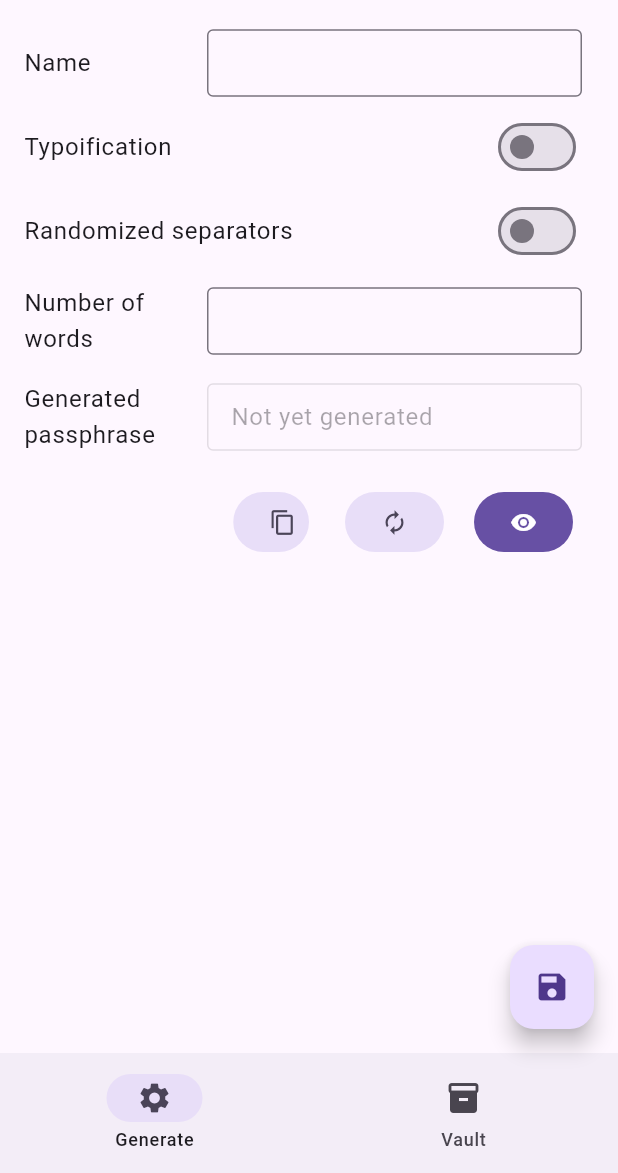
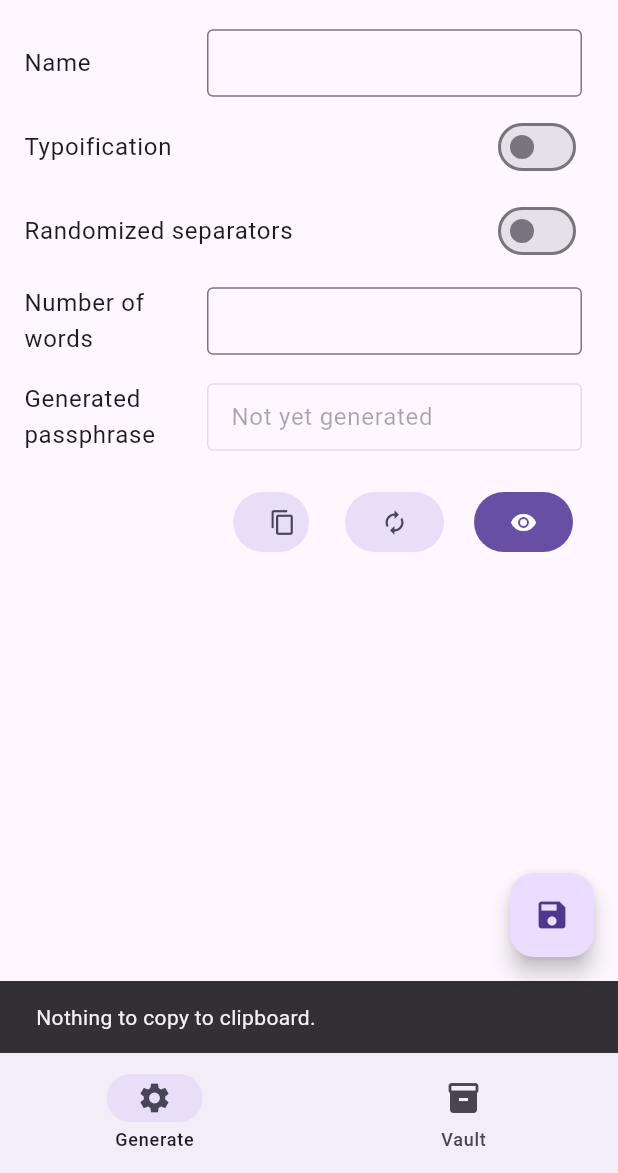
Before and after one commit to stereomato/spm_gui, a Flutter app: the screen it shows after launch, after a tap on the "content copy" icon, on a phone screen of 412 x 824 dp, the part 63-1236 px from its top. Run offline on Flutter 3.47's test engine with Material 2 defaults, Android fonts, the phone set to English and light mode, and no system bars; missing offline and left inert: spm_dart.

Commit message:
add a number of fixmes, fix copy button not working on vault page, change handling of copy button as well.

```diff
--- a/lib/main.dart
+++ b/lib/main.dart
@@ -4,6 +4,8 @@ import 'spmgui_navigationbar.dart';
 import 'spmgui_pages.dart';
 import 'spmgui_buttons.dart';
 import 'spmgui_changenotifiers.dart';
+
+// FIXME: adopt a style for naming variables and functions!
 
 void main() {
   runApp(MultiProvider(
--- a/lib/spmgui_buttons.dart
+++ b/lib/spmgui_buttons.dart
@@ -4,20 +4,53 @@ import 'package:flutter/services.dart';
 import 'spmgui_changenotifiers.dart';
 import 'package:spm_dart/spm_dart.dart';
 
+// FIXME: try to turn most widgets into stateless ones
+
+// FIXME: try to use provider stuff more instead of just receiving stuff thru widget variables and the like
 class SPMguiButtonCopyCliboard extends StatefulWidget {
-  const SPMguiButtonCopyCliboard({super.key});
+  const SPMguiButtonCopyCliboard(
+      {super.key, required this.page, required this.name});
+  final int page;
+  final String name;
 
   @override
   State<SPMguiButtonCopyCliboard> createState() =>
       _SPMguiButtonCopyClipboardState();
 }
 
+// FIXME: getting the passphrase obscured and copying it, copies the obscuring characters....
 class _SPMguiButtonCopyClipboardState extends State<SPMguiButtonCopyCliboard> {
   void _onCopyToClipboardButtonPressed() {
     // TODO: display a toast saying "nothing to copy" when the passphrase is empty
-    Clipboard.setData(ClipboardData(
-        text: Provider.of<SPMgeneratorHandler>(context, listen: false)
-            .getPassphrase()));
+    String generatedPassphrase = '';
+    switch (widget.page) {
+      // generator page
+      case 0:
+        generatedPassphrase =
+            Provider.of<SPMgeneratorHandler>(context, listen: false)
+                .getPassphrase();
+        break;
+
+      case 1:
+        generatedPassphrase =
+            Provider.of<SPMvaultHandler>(context, listen: false)
+                .getPassphrase(widget.name);
+        break;
+      default:
+    }
+
+    // FIXME: replace the right hand by a placeholder variable
+    // shows snackbar notifying user of the accomplished action, removing any previous snackbar
+    if (generatedPassphrase == "Not yet generated") {
+      ScaffoldMessenger.of(context).removeCurrentSnackBar();
+      ScaffoldMessenger.of(context).showSnackBar(
+          const SnackBar(content: Text("Nothing to copy to clipboard.")));
+    } else {
+      Clipboard.setData(ClipboardData(text: generatedPassphrase));
+      ScaffoldMessenger.of(context).removeCurrentSnackBar();
+      ScaffoldMessenger.of(context)
+          .showSnackBar(const SnackBar(content: Text("Copied to clipboard.")));
+    }
   }
 
   @override
@@ -138,10 +171,23 @@ class SPMguiGeneratorPageSaveFAB extends StatelessWidget {
     void _onFABpressed() {
       var name =
           Provider.of<SPMgeneratorHandler>(context, listen: false).getName();
-      var passphrase = Provider.of<SPMgeneratorHandler>(context, listen: false)
-          .getPassphrase();
-      Provider.of<SPMvaultHandler>(context, listen: false)
-          .addEntry(name, passphrase);
+      var generatedPassphrase =
+          Provider.of<SPMgeneratorHandler>(context, listen: false)
+              .getPassphrase();
+      // FIXME: substitute the right hand by a variable that's called "placeholder"
+      // notify the user of the accomplished action, removing any previous snackbar
+
+      if (generatedPassphrase == "Not yet generated") {
+        ScaffoldMessenger.of(context).removeCurrentSnackBar();
+        ScaffoldMessenger.of(context)
+            .showSnackBar(const SnackBar(content: Text("Nothing to save.")));
+      } else {
+        ScaffoldMessenger.of(context).removeCurrentSnackBar();
+        ScaffoldMessenger.of(context)
+            .showSnackBar(const SnackBar(content: Text("Saved.")));
+        Provider.of<SPMvaultHandler>(context, listen: false)
+            .addEntry(name, generatedPassphrase);
+      }
     }
 
     return FloatingActionButton(
--- a/lib/spmgui_pages.dart
+++ b/lib/spmgui_pages.dart
@@ -135,7 +135,7 @@ class _SPMguiGeneratorPageState extends State<SPMguiGeneratorPage> {
             // TODO: Improve the look of these buttons
             Expanded(
                 child: ListTile(
-              trailing: SPMguiButtonCopyCliboard(),
+              trailing: SPMguiButtonCopyCliboard(page: 0, name: _name),
             )),
             Flexible(
               fit: FlexFit.loose,
@@ -247,7 +247,10 @@ class _ListEntryState extends State<ListEntry> {
         // regenerate
         const SPMguiEditButton(),
         // copy
-        const SPMguiButtonCopyCliboard(),
+        SPMguiButtonCopyCliboard(
+          page: 1,
+          name: widget.name,
+        ),
         //show/hide
         SPMguitogglePassphraseVisibilityButton(
           page: 1,
```
